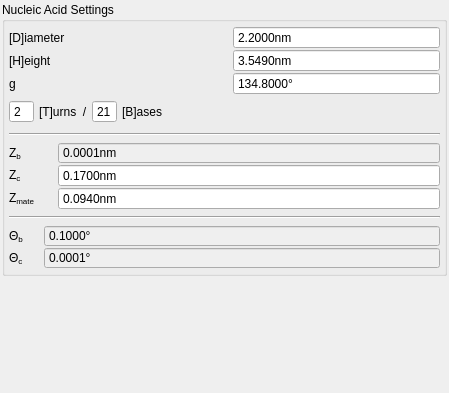
Qt form ui/config/tabs/nucleic_acid/panel.ui (NATuG3/NATuG3) before a commit.
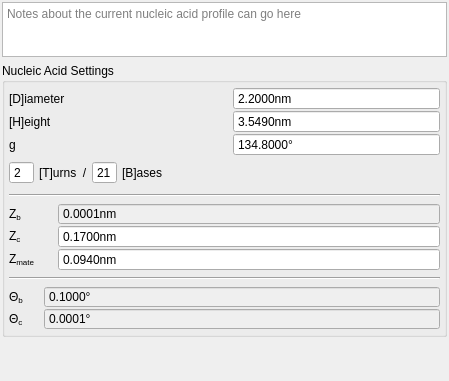
The same form after that commit.

Commit message: Add nucleic acid profile notes

Patch:
```diff
--- a/ui/config/tabs/nucleic_acid/panel.ui
+++ b/ui/config/tabs/nucleic_acid/panel.ui
@@ -7,7 +7,7 @@
     <x>0</x>
     <y>0</y>
     <width>449</width>
-    <height>393</height>
+    <height>381</height>
    </rect>
   </property>
   <property name="windowTitle">
@@ -26,6 +26,19 @@
    <property name="bottomMargin">
     <number>2</number>
    </property>
+   <item>
+    <widget class="QPlainTextEdit" name="notes_area">
+     <property name="maximumSize">
+      <size>
+       <width>16777215</width>
+       <height>55</height>
+      </size>
+     </property>
+     <property name="placeholderText">
+      <string>Notes about the current nucleic acid profile can go here</string>
+     </property>
+    </widget>
+   </item>
    <item>
     <widget class="QGroupBox" name="nucleic_acid_settings">
      <property name="title">
@@ -50,7 +63,7 @@
       <property name="verticalSpacing">
        <number>6</number>
       </property>
-      <item row="8" column="0" colspan="2">
+      <item row="9" column="0" colspan="2">
        <layout class="QGridLayout" name="gridLayout_3">
         <property name="horizontalSpacing">
          <number>20</number>
@@ -200,14 +213,21 @@
         </item>
        </layout>
       </item>
-      <item row="6" column="0" colspan="2">
+      <item row="7" column="0" colspan="2">
        <widget class="Line" name="line">
         <property name="orientation">
          <enum>Qt::Horizontal</enum>
         </property>
        </widget>
       </item>
-      <item row="0" column="0" colspan="2">
+      <item row="2" column="0" colspan="2">
+       <widget class="Line" name="nucleic_acid_settings_splitter">
+        <property name="orientation">
+         <enum>Qt::Horizontal</enum>
+        </property>
+       </widget>
+      </item>
+      <item row="1" column="0" colspan="2">
        <layout class="QGridLayout" name="gridLayout_2">
         <property name="horizontalSpacing">
          <number>16</number>
@@ -507,14 +527,7 @@
         </item>
        </layout>
       </item>
-      <item row="1" column="0" colspan="2">
-       <widget class="Line" name="nucleic_acid_settings_splitter">
-        <property name="orientation">
-         <enum>Qt::Horizontal</enum>
-        </property>
-       </widget>
-      </item>
-      <item row="2" column="0" colspan="2">
+      <item row="3" column="0" colspan="2">
        <layout class="QGridLayout" name="gridLayout_7">
         <property name="horizontalSpacing">
          <number>20</number>
```
The commit also changes 6 other files.
